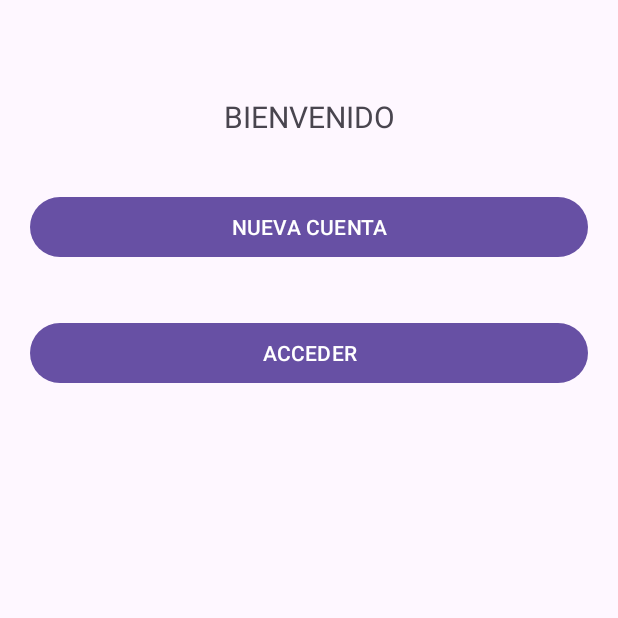
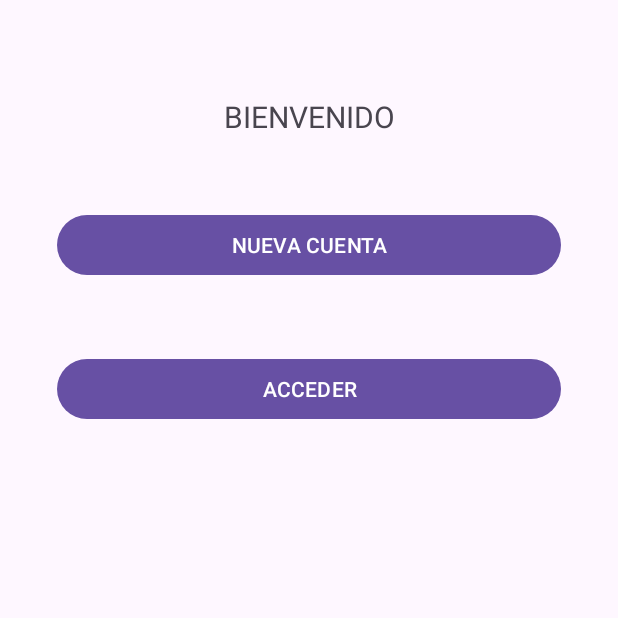
Before and after one commit to PabloSanchez87/AndroidCNTG, an Android app: the screen it shows after launch (MenuLoginActivity), on a phone screen of 412 x 824 dp, the top half of it. Run offline under Robolectric (Android 15) with nearby library versions, the phone set to English and light mode, and no system bars.

Commit message:
Clase jueves. Creamos clase para insertar en Firebase. Manejamos el flujo de navegación desde el login hasta el menú principal.

```diff
--- /dev/null
+++ b/app/src/main/java/gal/cntg/cntgapp/realtimedatabase/Cliente.kt
@@ -0,0 +1,3 @@
+package gal.cntg.cntgapp.realtimedatabase
+
+data class Cliente()
--- a/app/src/main/res/layout/activity_autenticacion.xml
+++ b/app/src/main/res/layout/activity_autenticacion.xml
@@ -11,13 +11,13 @@
         android:id="@+id/editTextText3"
         android:layout_width="wrap_content"
         android:layout_height="wrap_content"
-        android:layout_marginTop="128dp"
+        android:layout_marginTop="64dp"
         android:ems="10"
+        android:hint="Email"
         android:inputType="textEmailAddress"
-        android:hint="Email"
         app:layout_constraintEnd_toEndOf="parent"
         app:layout_constraintStart_toStartOf="parent"
-        app:layout_constraintTop_toTopOf="parent" />
+        app:layout_constraintTop_toBottomOf="@+id/textView3" />
 
     <EditText
         android:id="@+id/editTextText4"
--- a/app/src/main/res/layout/activity_menu_login.xml
+++ b/app/src/main/res/layout/activity_menu_login.xml
@@ -22,11 +22,11 @@
         android:id="@+id/button3"
         android:layout_width="match_parent"
         android:layout_height="wrap_content"
-        android:layout_marginStart="20dp"
-        android:layout_marginTop="36dp"
-        android:layout_marginEnd="20dp"
+        android:layout_marginStart="38dp"
+        android:layout_marginTop="48dp"
+        android:layout_marginEnd="38dp"
+        android:onClick="nuevaCuenta"
         android:text="NUEVA CUENTA"
-        android:onClick="nuevaCuenta"
         app:layout_constraintEnd_toEndOf="parent"
         app:layout_constraintStart_toStartOf="parent"
         app:layout_constraintTop_toBottomOf="@+id/textView2" />
@@ -35,9 +35,9 @@
         android:id="@+id/button4"
         android:layout_width="match_parent"
         android:layout_height="wrap_content"
-        android:layout_marginStart="20dp"
-        android:layout_marginTop="36dp"
-        android:layout_marginEnd="20dp"
+        android:layout_marginStart="38dp"
+        android:layout_marginTop="48dp"
+        android:layout_marginEnd="38dp"
         android:onClick="acceder"
         android:text="ACCEDER"
         app:layout_constraintEnd_toEndOf="parent"
```
Also changed, not shown: app/src/main/java/gal/cntg/cntgapp/login/AutenticacionActivity.kt (+2 -10 lines), app/src/main/java/gal/cntg/cntgapp/realtimedatabase/InsertarClientesActivity.kt (added, +21 -0 lines), app/src/main/res/layout/activity_insertar_clientes.xml (added, +10 -0 lines), app/src/main/res/layout/activity_registro_nuevo_usuario.xml (+4 -3 lines).
